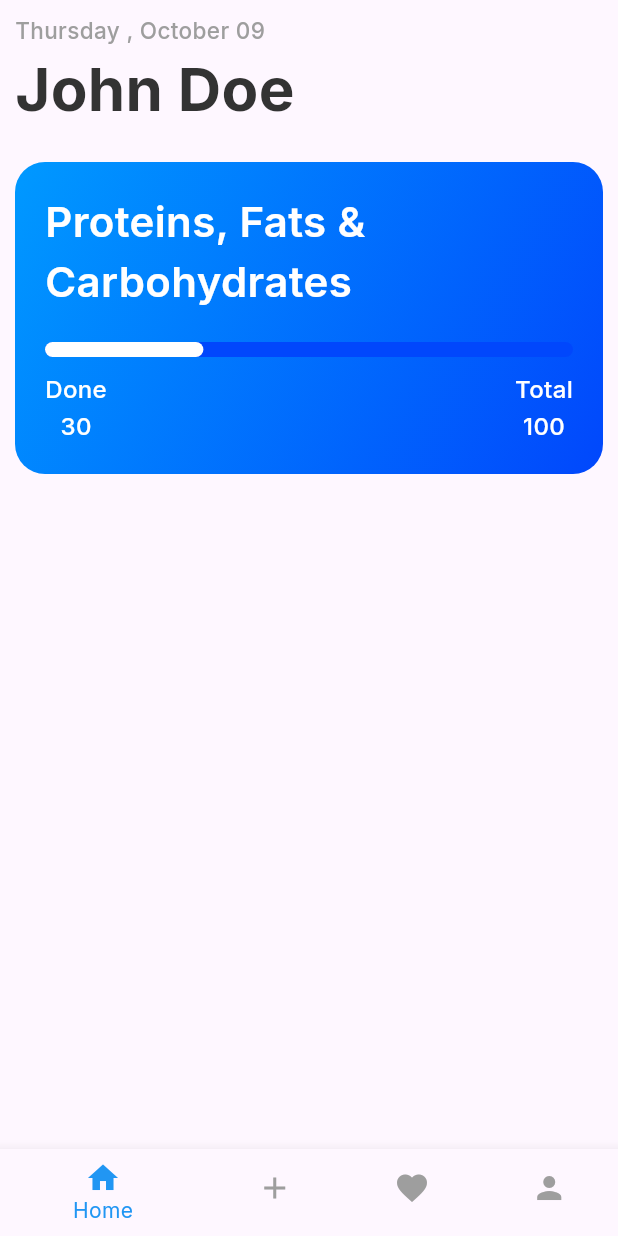
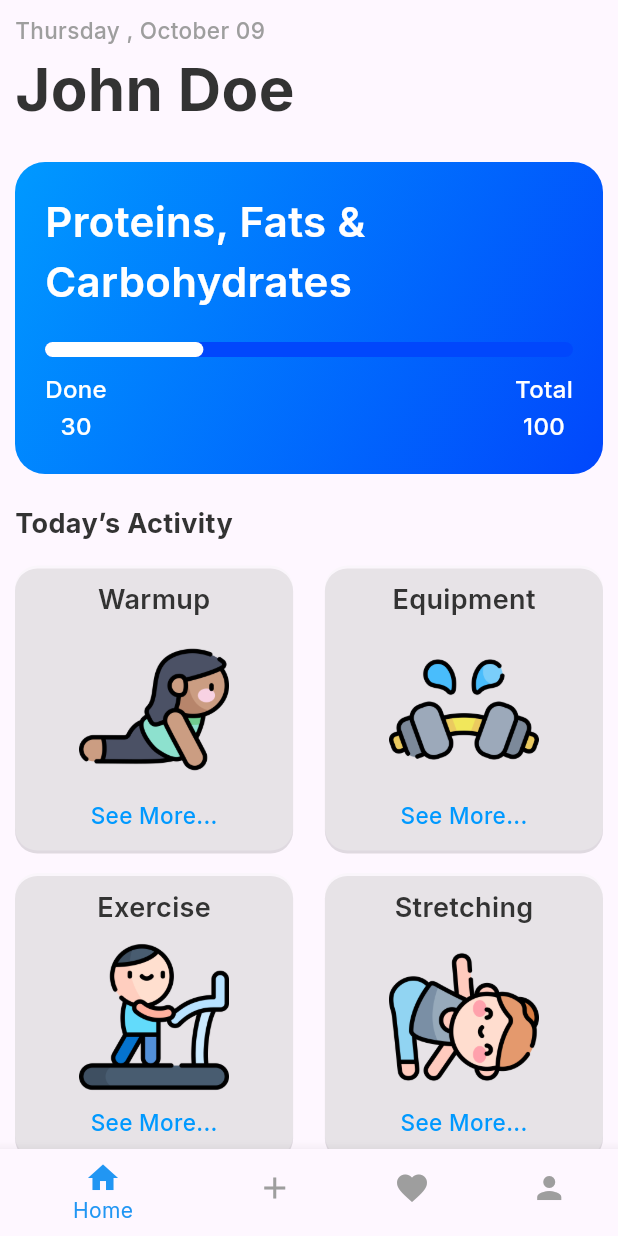
Before and after one commit to Sithum1220/Flutter-Leaning-Projects, a Flutter app: the screen it shows after launch, on a phone screen of 412 x 824 dp. Run offline on Flutter 3.47's test engine with Material 3 defaults, Android fonts, the phone set to English and light mode, and no system bars; our stand-ins replace google_fonts.

Commit message:
work planner app update

```diff
--- a/workout_planner/lib/constants/colors.dart
+++ b/workout_planner/lib/constants/colors.dart
@@ -1,6 +1,7 @@
 import 'package:flutter/material.dart';
 
 const Color kSubTitleColor = Colors.grey;
+const Color kCardBgColor = Color.fromARGB(92, 244, 244, 244);
 const Color kMainWhiteColor = Colors.white;
 const Color kMainColor = Color(0xff0099FF);
 
--- a/workout_planner/lib/pages/home/home_page.dart
+++ b/workout_planner/lib/pages/home/home_page.dart
@@ -2,7 +2,14 @@ import 'package:flutter/material.dart';
 import 'package:intl/intl.dart';
 import 'package:workout_planner/constants/colors.dart';
 import 'package:workout_planner/constants/responsive.dart';
+import 'package:workout_planner/data/equipment_data.dart';
+import 'package:workout_planner/data/exercise_data.dart';
 import 'package:workout_planner/data/user_data.dart';
+import 'package:workout_planner/models/equipment_model.dart';
+import 'package:workout_planner/models/exercise_model.dart';
+import 'package:workout_planner/models/user_model.dart';
+import 'package:workout_planner/pages/exercise_details/exercise_details_page.dart';
+import 'package:workout_planner/widgets/exercise_card.dart';
 import 'package:workout_planner/widgets/progress_card.dart';
 
 class HomePage extends StatefulWidget {
@@ -18,7 +25,9 @@ class _HomePageState extends State<HomePage> {
   final DateFormat dayFormat = DateFormat('dd');
 
   // User Data
-  final userData = user;
+  final UserModel userData = user;
+  final List<ExerciseModel> exerciseList = ExerciseData().exerciseList;
+  final List<EquipmentModel> equipmentList = EquipmentData().equipmentList;
 
   @override
   Widget build(BuildContext context) {
@@ -52,7 +61,96 @@ class _HomePageState extends State<HomePage> {
                 ),
                 const SizedBox(height: 20),
                 ProgressCard(progressValue: 0.3, total: 100),
-
+                const SizedBox(height: 20),
+                Text(
+                  "Today’s Activity",
+                  style: const TextStyle(
+                    color: kMainBlackColor,
+                    fontSize: 18,
+                    fontWeight: FontWeight.bold,
+                  ),
+                ),
+                const SizedBox(height: 15),
+                Row(
+                  mainAxisAlignment: MainAxisAlignment.spaceBetween,
+                  children: [
+                    ExerciseCard(
+                      title: "Warmup",
+                      imageUrl: "assets/images/exercises/cobra.png",
+                      description: "See More...",
+                      onTap: () {
+                        Navigator.push(
+                          context,
+                          MaterialPageRoute(
+                            builder: (context) => ExerciseDetailsPage(
+                              exerciseTitle: 'Warmups',
+                              exerciseDescription:
+                                  'Welcome to our travel app, your ultimate guide to discovering captivating destinations around the globe! Whether you'
+                                  're seeking the tranquility visit offers something for every traveler.',
+                              dataList: exerciseList,
+                            ),
+                          ),
+                        );
+                      },
+                    ),
+                    ExerciseCard(
+                      title: "Equipment",
+                      imageUrl: "assets/images/equipments/dumbbells2.png",
+                      description: "See More...",
+                      onTap: () {
+                        // Navigator.push(
+                        //   context,
+                        //   MaterialPageRoute(builder: (context) => ),
+                        // );
+                      },
+                    ),
+                  ],
+                ),
+                const SizedBox(height: 15),
+                Row(
+                  mainAxisAlignment: MainAxisAlignment.spaceBetween,
+                  children: [
+                    ExerciseCard(
+                      title: "Exercise",
+                      imageUrl:
+                          "assets/images/exercises/treadmill-machine_men.png",
+                      description: "See More...",
+                      onTap: () {
+                        Navigator.push(
+                          context,
+                          MaterialPageRoute(
+                            builder: (context) => ExerciseDetailsPage(
+                              exerciseTitle: "Exercise",
+                              exerciseDescription:
+                                  'Welcome to our travel app, your ultimate guide to discovering captivating destinations around the globe! Whether you'
+                                  're seeking the tranquility visit offers something for every traveler.',
+                              dataList: exerciseList,
+                            ),
+                          ),
+                        );
+                      },
+                    ),
+                    ExerciseCard(
+                      title: "Stretching",
+                      imageUrl: "assets/images/exercises/triangle.png",
+                      description: "See More...",
+                      onTap: () {
+                        Navigator.push(
+                          context,
+                          MaterialPageRoute(
+                            builder: (context) => ExerciseDetailsPage(
+                              exerciseTitle: "Stretching",
+                              exerciseDescription:
+                                  'Welcome to our travel app, your ultimate guide to discovering captivating destinations around the globe! Whether you'
+                                  're seeking the tranquility visit offers something for every traveler.',
+                              dataList: exerciseList,
+                            ),
+                          ),
+                        );
+                      },
+                    ),
+                  ],
+                ),
               ],
             ),
           ),
@@ -60,5 +158,4 @@ class _HomePageState extends State<HomePage> {
       ),
     );
   }
-
 }
--- /dev/null
+++ b/workout_planner/lib/widgets/exercise_card.dart
@@ -0,0 +1,58 @@
+import 'package:flutter/material.dart';
+import 'package:workout_planner/constants/colors.dart';
+
+class ExerciseCard extends StatelessWidget {
+  final String title;
+  final String imageUrl;
+  final String description;
+  final Function() onTap;
+
+  const ExerciseCard({
+    super.key,
+    required this.title,
+    required this.imageUrl,
+    required this.description, required this.onTap,
+  });
+
+  @override
+  Widget build(BuildContext context) {
+    return GestureDetector(
+      onTap: onTap,
+      child: Container(
+        width: MediaQuery.of(context).size.width * 0.45,
+        height: 190,
+        decoration: BoxDecoration(
+          color: kCardBgColor,
+          borderRadius: BorderRadius.circular(15),
+          boxShadow: [BoxShadow(color: Colors.black12, offset: Offset(0, 2))],
+        ),
+        child: Padding(
+          padding: const EdgeInsets.all(10.0),
+          child: Column(
+            children: [
+              Text(
+                title,
+                style: TextStyle(
+                  fontSize: 18,
+                  fontWeight: FontWeight.w600,
+                  color: kMainBlackColor,
+                ),
+              ),
+              const SizedBox(height: 10),
+              Image.asset(imageUrl, width: 100, fit: BoxFit.cover),
+              const SizedBox(height: 10),
+              Text(
+                description,
+                style: TextStyle(
+                  color: kMainColor,
+                  fontSize: 15,
+                  fontWeight: FontWeight.w500,
+                ),
+              ),
+            ],
+          ),
+        ),
+      ),
+    );
+  }
+}
```
Also changed, not shown: workout_planner/lib/pages/exercise_details/exercise_details_page.dart (added, +98 -0 lines).
